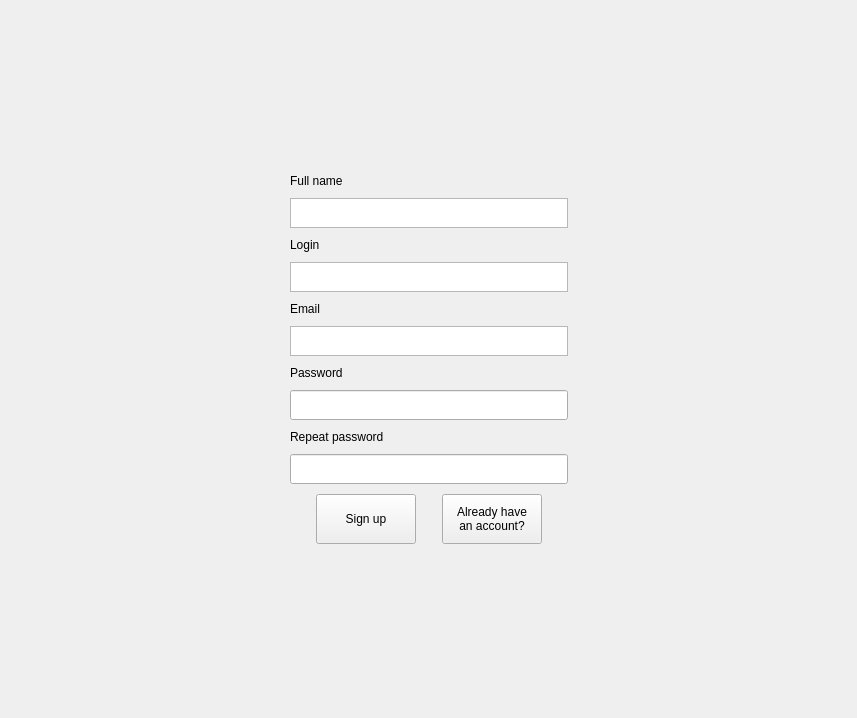
The window that task-tracker-frontend/RegistrationWidget.ui (Unkorunk/task-tracker) describes before a commit, drawn with Qt 5.
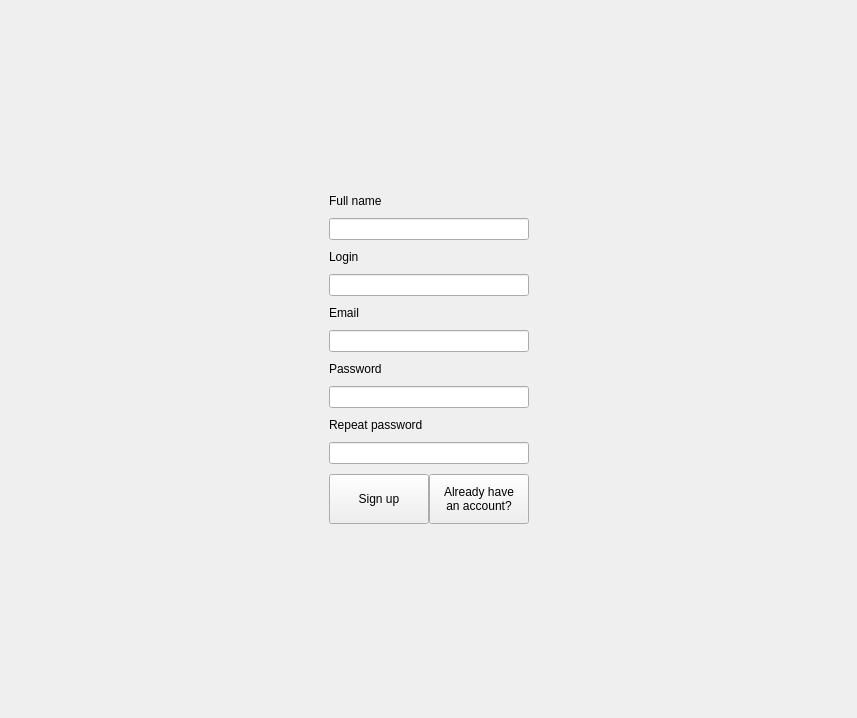
The same window after the commit.

Patch:
```diff
--- a/task-tracker-frontend/RegistrationWidget.ui
+++ b/task-tracker-frontend/RegistrationWidget.ui
@@ -99,7 +99,7 @@
        </widget>
       </item>
       <item>
-       <widget class="QTextEdit" name="fullNameField">
+       <widget class="QLineEdit" name="fullNameField">
         <property name="sizePolicy">
          <sizepolicy hsizetype="Preferred" vsizetype="Preferred">
           <horstretch>0</horstretch>
@@ -108,16 +108,19 @@
         </property>
         <property name="minimumSize">
          <size>
-          <width>278</width>
+          <width>0</width>
           <height>0</height>
          </size>
         </property>
         <property name="maximumSize">
          <size>
-          <width>278</width>
-          <height>30</height>
+          <width>16777215</width>
+          <height>16777215</height>
          </size>
         </property>
+        <property name="echoMode">
+         <enum>QLineEdit::Normal</enum>
+        </property>
        </widget>
       </item>
       <item>
@@ -146,7 +149,7 @@
        </widget>
       </item>
       <item>
-       <widget class="QTextEdit" name="usernameField">
+       <widget class="QLineEdit" name="usernameField">
         <property name="sizePolicy">
          <sizepolicy hsizetype="Preferred" vsizetype="Preferred">
           <horstretch>0</horstretch>
@@ -155,16 +158,19 @@
         </property>
         <property name="minimumSize">
          <size>
-          <width>25</width>
+          <width>0</width>
           <height>0</height>
          </size>
         </property>
         <property name="maximumSize">
          <size>
           <width>16777215</width>
-          <height>30</height>
+          <height>16777215</height>
          </size>
         </property>
+        <property name="echoMode">
+         <enum>QLineEdit::Normal</enum>
+        </property>
        </widget>
       </item>
       <item>
@@ -193,7 +199,7 @@
        </widget>
       </item>
       <item>
-       <widget class="QTextEdit" name="emailField">
+       <widget class="QLineEdit" name="emailField">
         <property name="sizePolicy">
          <sizepolicy hsizetype="Preferred" vsizetype="Preferred">
           <horstretch>0</horstretch>
@@ -202,16 +208,19 @@
         </property>
         <property name="minimumSize">
          <size>
-          <width>25</width>
+          <width>0</width>
           <height>0</height>
          </size>
         </property>
         <property name="maximumSize">
          <size>
           <width>16777215</width>
-          <height>30</height>
+          <height>16777215</height>
          </size>
         </property>
+        <property name="echoMode">
+         <enum>QLineEdit::Normal</enum>
+        </property>
        </widget>
       </item>
       <item>
@@ -242,7 +251,7 @@
       <item>
        <widget class="QLineEdit" name="passwordField">
         <property name="sizePolicy">
-         <sizepolicy hsizetype="Expanding" vsizetype="Expanding">
+         <sizepolicy hsizetype="Preferred" vsizetype="Preferred">
           <horstretch>0</horstretch>
           <verstretch>0</verstretch>
          </sizepolicy>
@@ -250,13 +259,13 @@
         <property name="minimumSize">
          <size>
           <width>0</width>
-          <height>30</height>
+          <height>0</height>
          </size>
         </property>
         <property name="maximumSize">
          <size>
           <width>16777215</width>
-          <height>30</height>
+          <height>16777215</height>
          </size>
         </property>
         <property name="echoMode">
@@ -292,7 +301,7 @@
       <item>
        <widget class="QLineEdit" name="repPasswordField">
         <property name="sizePolicy">
-         <sizepolicy hsizetype="Expanding" vsizetype="Expanding">
+         <sizepolicy hsizetype="Preferred" vsizetype="Preferred">
           <horstretch>0</horstretch>
           <verstretch>0</verstretch>
          </sizepolicy>
@@ -300,13 +309,13 @@
         <property name="minimumSize">
          <size>
           <width>0</width>
-          <height>30</height>
+          <height>0</height>
          </size>
         </property>
         <property name="maximumSize">
          <size>
           <width>16777215</width>
-          <height>30</height>
+          <height>16777215</height>
          </size>
         </property>
         <property name="echoMode">
```
